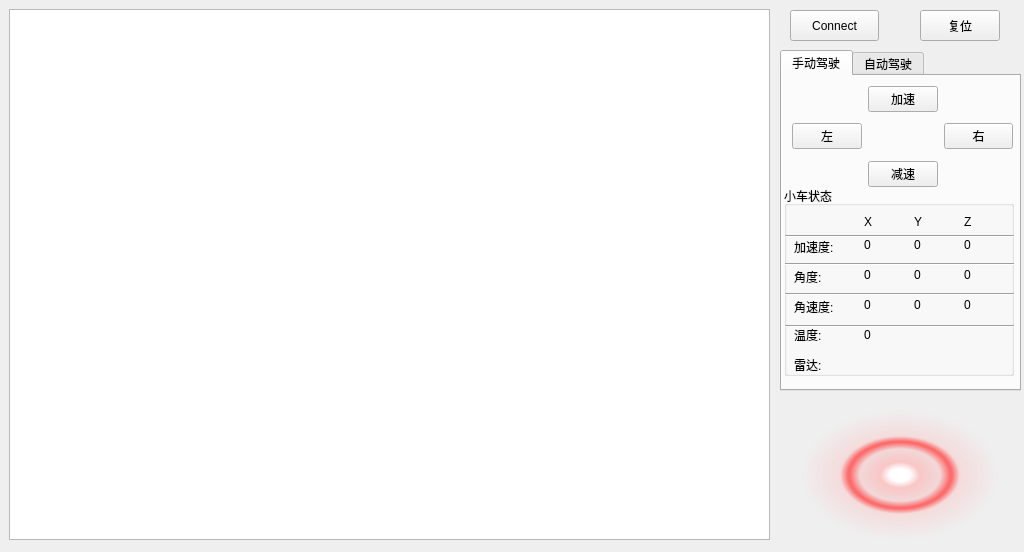
Above: AICarDemo/aicardemo.ui from qq936859639/test2 before the change. Below: the same form after it.
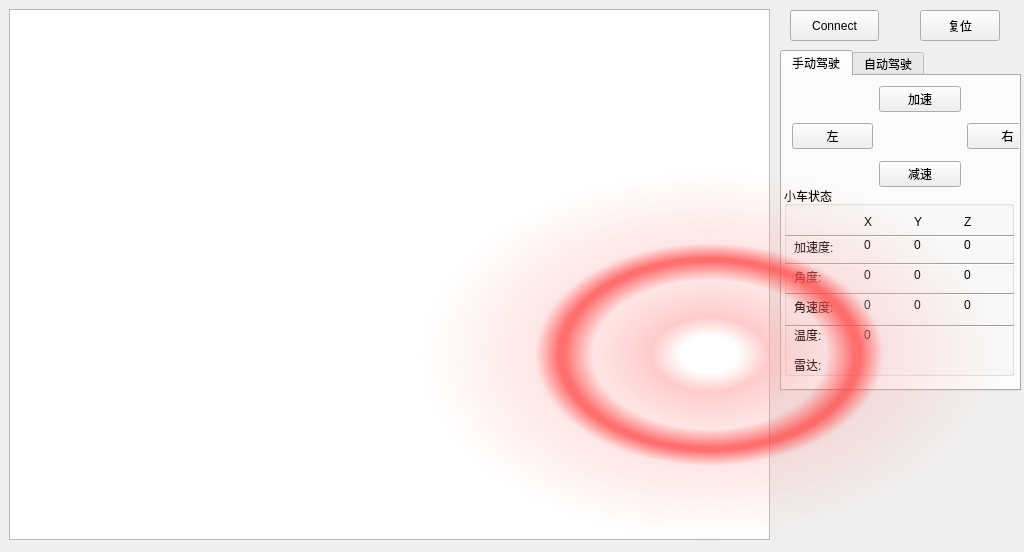
That is the form after the change. The open tabs and pages were chosen to show the change. Icons and pictures are not drawn.

What changed in the file:
```diff
--- a/AICarDemo/aicardemo.ui
+++ b/AICarDemo/aicardemo.ui
@@ -61,10 +61,10 @@
   <widget class="QLabel" name="Car_videoDisplay">
    <property name="geometry">
     <rect>
-     <x>800</x>
-     <y>410</y>
-     <width>200</width>
-     <height>130</height>
+     <x>419</x>
+     <y>169</y>
+     <width>581</width>
+     <height>371</height>
     </rect>
    </property>
    <property name="styleSheet">
@@ -125,7 +125,7 @@
       <rect>
        <x>10</x>
        <y>10</y>
-       <width>221</width>
+       <width>256</width>
        <height>101</height>
       </rect>
      </property>
@@ -576,6 +576,11 @@
     </widget>
    </widget>
   </widget>
+  <zorder>graphicsView</zorder>
+  <zorder>connect</zorder>
+  <zorder>Car_reset</zorder>
+  <zorder>tabWidget</zorder>
+  <zorder>Car_videoDisplay</zorder>
  </widget>
  <resources/>
  <connections/>
```
